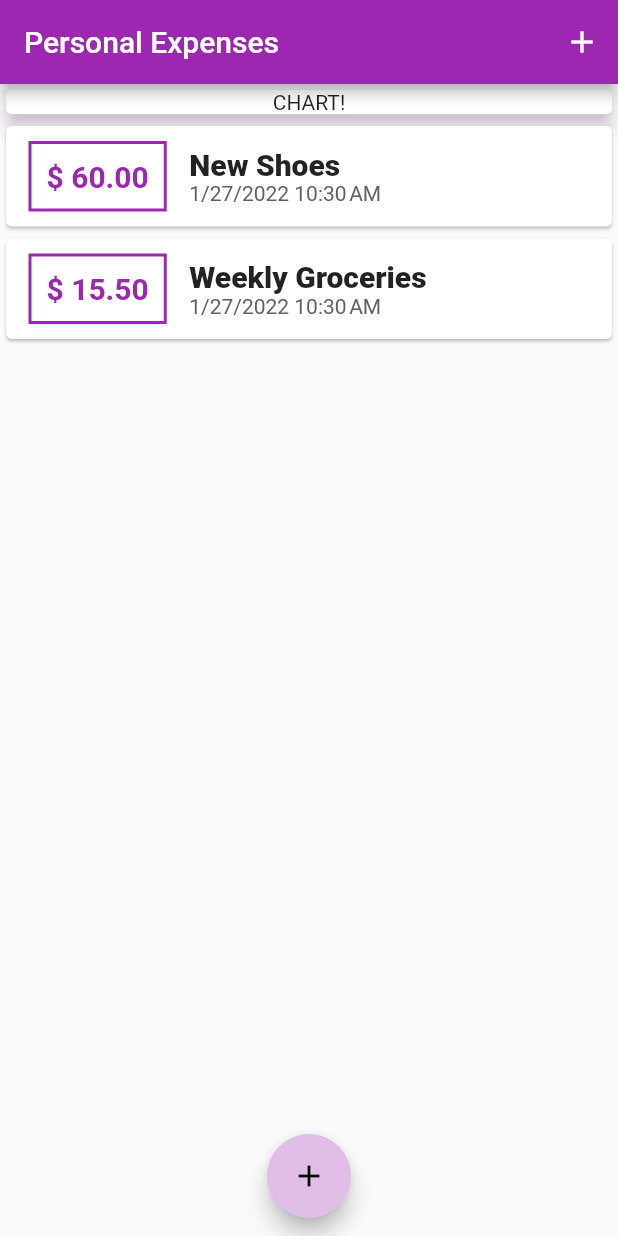
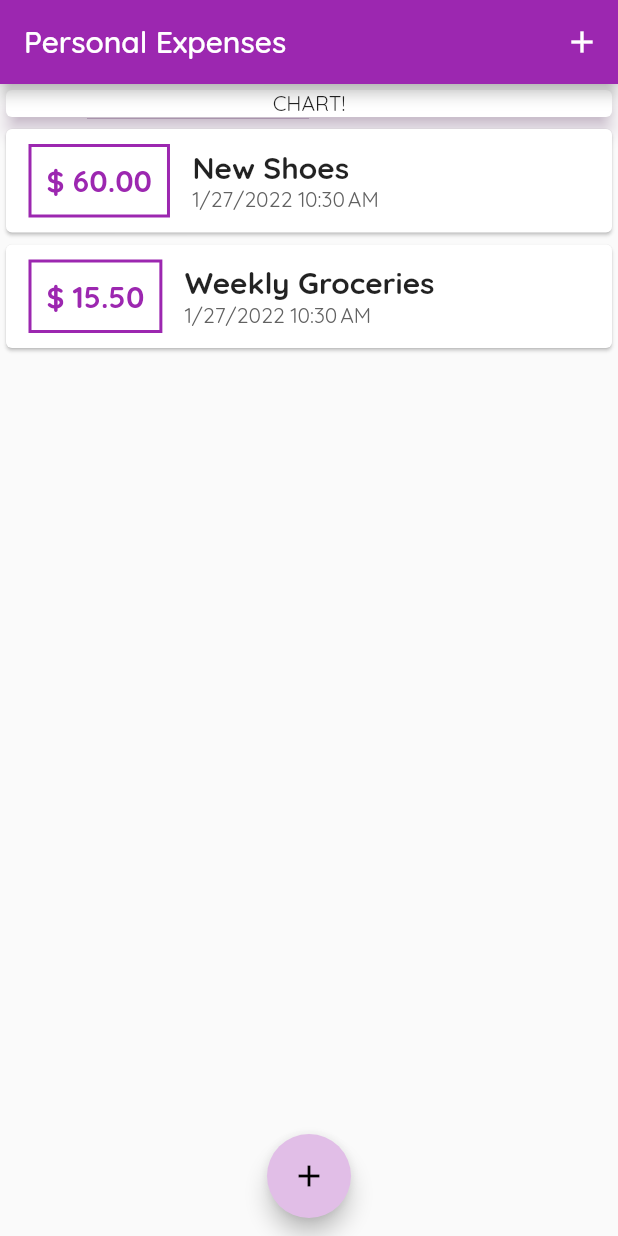
Before and after one commit to Shefalidew/Expense_planner, a Flutter app: the screen it shows after launch, on a phone screen of 412 x 824 dp. Run offline on Flutter 3.47's test engine with Material 2 defaults, Android fonts, the phone set to English and light mode, and no system bars.

Commit message:
font styles added

```diff
--- a/lib/main.dart
+++ b/lib/main.dart
@@ -16,7 +16,8 @@
     return MaterialApp(
       title: 'Personal Expenses',
       theme: ThemeData(primarySwatch: Colors.purple,
-      accentColor: Colors.tealAccent),
+      accentColor: Colors.tealAccent,
+      fontFamily: 'Quicksand'),
       home: MyHomePage(),
     );
   }
```
Also changed, not shown: pubspec.yaml (+15 -11 lines), assets/fonts/OpenSans-Bold.ttf (added), assets/fonts/OpenSans-Regular.ttf (added), assets/fonts/Quicksand-Bold.ttf (added), assets/fonts/Quicksand-Light.ttf (added), assets/fonts/Quicksand-Medium.ttf (added), assets/fonts/Quicksand-Regular.ttf (added).
